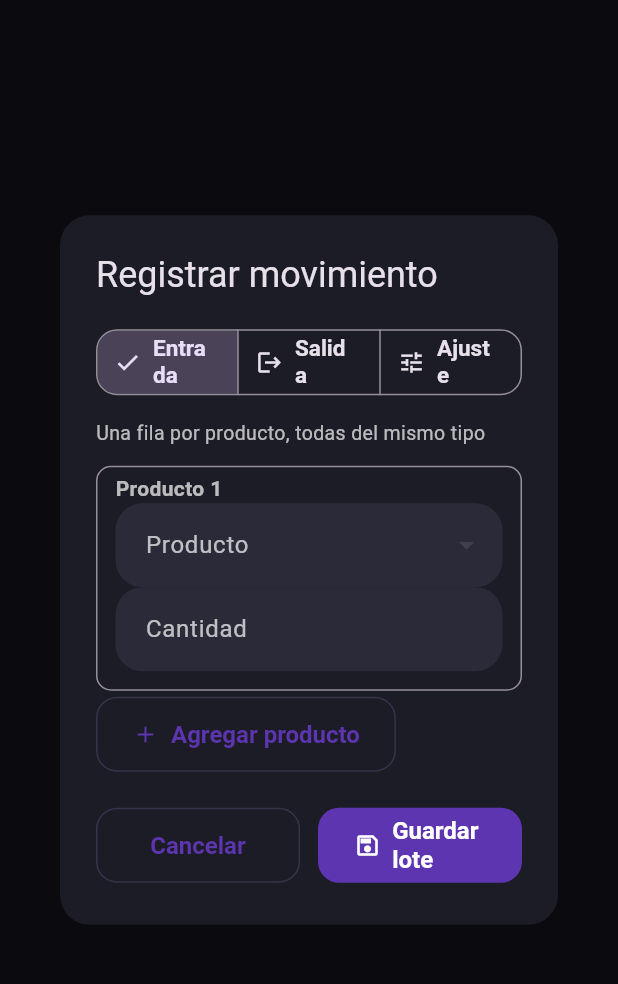
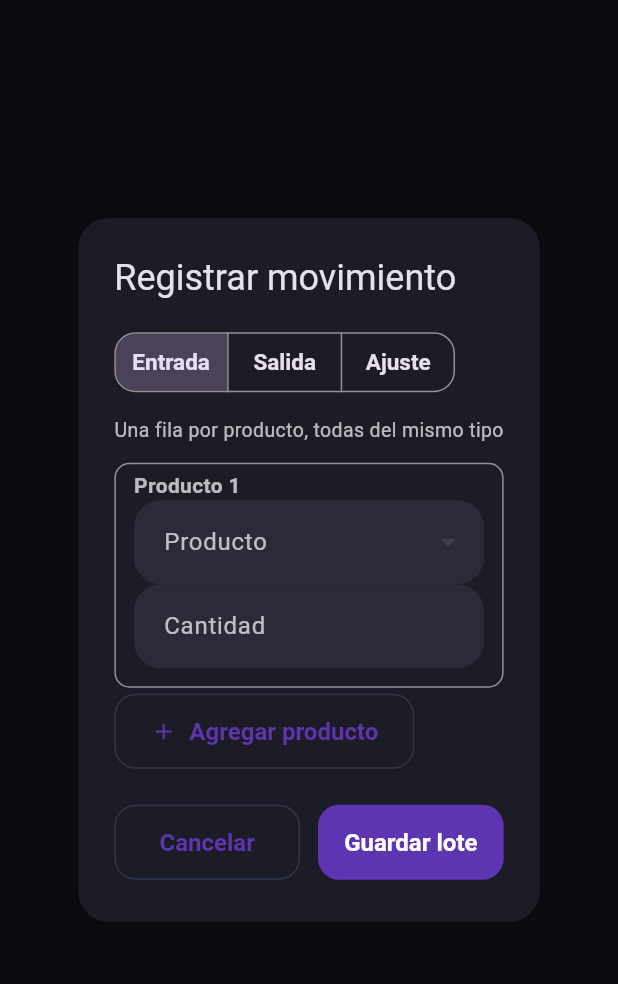
Before and after one commit to gabrielzeballos5432-ops/inventario-inteligente, a Flutter app: the _MovimientoDialog widget shown alone on an empty page, opened directly, on a phone screen of 412 x 824 dp, the part 96-1080 px from its top. Run offline on Flutter 3.47's test engine with Material 3 defaults, Android fonts, the phone set to English and light mode, and no system bars; our stand-ins replace connectivity_plus, flutter_secure_storage, image_picker, permission_handler, share_plus, shared_preferences and 2 more; missing offline and left inert: mobile_scanner; accounts and stored records are empty; network calls fail.

Commit message:
fix: modal de movimiento por lote en telefono
El AlertDialog usaba el insetPadding por defecto (40 a cada lado): el modal quedaba angosto y el SegmentedButton con iconos partia Entrada/Salida/Ajuste en 2-3 lineas, igual que Guardar lote. Ahora el modal aprovecha el ancho util (insetPadding 16), el selector va sin iconos en una por segmento y los botones Cancelar/Guardar quedan en una sola linea. Mismo insetPadding y botones de una linea en el formulario de producto.

```diff
--- a/mobile/inventario_app/lib/features/productos/presentation/products_page.dart
+++ b/mobile/inventario_app/lib/features/productos/presentation/products_page.dart
@@ -880,6 +880,9 @@ class _ProductFormDialogState extends State<_ProductFormDialog> {
     // marca y proveedor van apilados: en media fila sus textos se cortan.
     final angosto = MediaQuery.of(context).size.width < 600;
     return AlertDialog(
+      // Mismo insetPadding que el dialogo de movimiento: el default de 40 a
+      // cada lado dejaba el modal angosto y partia los textos largos.
+      insetPadding: const EdgeInsets.symmetric(horizontal: 16, vertical: 24),
       title: Text(_isEditing ? 'Editar producto' : 'Registrar producto'),
       content: ConstrainedBox(
         constraints: const BoxConstraints(maxWidth: 480),
@@ -1043,21 +1046,23 @@ class _ProductFormDialogState extends State<_ProductFormDialog> {
                     ),
                     const SizedBox(width: 12),
                     Expanded(
-                      child: FilledButton.icon(
+                      child: FilledButton(
                         onPressed: _saving ? null : _save,
                         style: FilledButton.styleFrom(
                           minimumSize: const Size(0, 50),
+                          // Padding 12: con el 24 del tema no cabe la mitad
+                          // del dialogo y "Actualizar" se partia en dos.
+                          padding: const EdgeInsets.symmetric(horizontal: 12),
                           textStyle: const TextStyle(
                             fontSize: 16,
                             fontWeight: FontWeight.w600,
                           ),
                         ),
-                        icon: Icon(
-                          _saving ? Icons.hourglass_top : Icons.save_outlined,
+                        child: Text(
+                          _saving
+                              ? 'Guardando...'
+                              : (_isEditing ? 'Actualizar' : 'Registrar'),
                         ),
-                        label: Text(_saving
-                            ? 'Guardando...'
-                            : (_isEditing ? 'Actualizar' : 'Registrar')),
                       ),
                     ),
                   ],
@@ -1549,6 +1554,11 @@ class _MovimientoDialogState extends State<_MovimientoDialog> {
     final disponibles =
         context.watch<InventarioProvider>().productos.where((p) => p.activo).toList();
     return AlertDialog(
+      // insetPadding propio: el default (40 a cada lado) se comia 80 dp del
+      // ancho del telefono, achataba los segmentos de tipo hasta partir las
+      // palabras en 3 lineas y hacia verse desprolijo. 16 deja el modal casi
+      // a pantalla util sin tocar los bordes.
+      insetPadding: const EdgeInsets.symmetric(horizontal: 16, vertical: 24),
       title: const Text('Registrar movimiento'),
       content: ConstrainedBox(
         constraints: const BoxConstraints(maxWidth: 480),
@@ -1562,22 +1572,13 @@ class _MovimientoDialogState extends State<_MovimientoDialog> {
               crossAxisAlignment: CrossAxisAlignment.start,
               children: [
                 SegmentedButton<String>(
-                  segments: [
-                    ButtonSegment(
-                      value: 'entrada',
-                      label: Text('Entrada'),
-                      icon: Icon(Icons.login),
-                    ),
-                    ButtonSegment(
-                      value: 'salida',
-                      label: Text('Salida'),
-                      icon: Icon(Icons.logout),
-                    ),
-                    ButtonSegment(
-                      value: 'ajuste',
-                      label: Text('Ajuste'),
-                      icon: Icon(Icons.tune),
-                    ),
+                  // Sin iconos: Entrada/Salida/Ajuste caben en una linea por
+                  // segmento; con icono, en telefono se partian en 2-3.
+                  showSelectedIcon: false,
+                  segments: const [
+                    ButtonSegment(value: 'entrada', label: Text('Entrada')),
+                    ButtonSegment(value: 'salida', label: Text('Salida')),
+                    ButtonSegment(value: 'ajuste', label: Text('Ajuste')),
                   ],
                   selected: {_tipo},
                   onSelectionChanged: (s) => setState(() => _tipo = s.first),
@@ -1629,19 +1630,20 @@ class _MovimientoDialogState extends State<_MovimientoDialog> {
                     ),
                     const SizedBox(width: 12),
                     Expanded(
-                      child: FilledButton.icon(
+                      child: FilledButton(
                         onPressed: _saving ? null : _guardar,
                         style: FilledButton.styleFrom(
                           minimumSize: const Size(0, 50),
+                          // Padding 12: con el 24 por lado del tema, el icono
+                          // y la letra 16 no caben en la mitad del dialogo y
+                          // "Guardar lote" se partia en dos lineas.
+                          padding: const EdgeInsets.symmetric(horizontal: 12),
                           textStyle: const TextStyle(
                             fontSize: 16,
                             fontWeight: FontWeight.w600,
                           ),
                         ),
-                        icon: Icon(
-                          _saving ? Icons.hourglass_top : Icons.save_outlined,
-                        ),
-                        label: Text(_saving ? 'Guardando...' : 'Guardar lote'),
+                        child: Text(_saving ? 'Guardando...' : 'Guardar lote'),
                       ),
                     ),
                   ],
```
